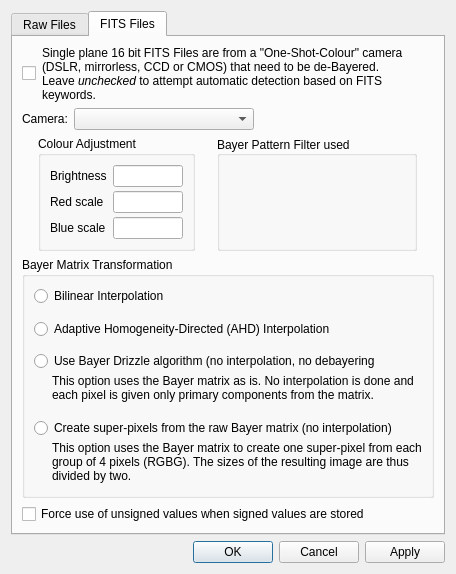
Above: DeepSkyStacker/ui/RawDDPSettings.ui from deepskystacker/DSS before the change. Below: the same form after it.
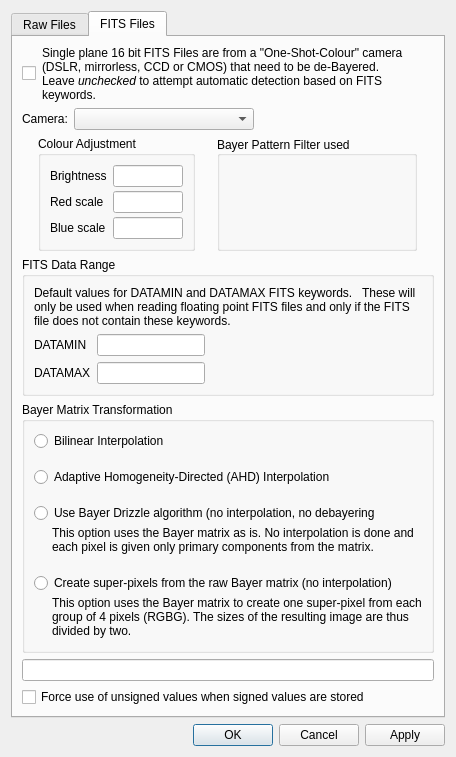
That is the form after the change.

Commit message:
Implement default values of DATAMIN and DATAMAX,
Used when reading floating-point FITS files that don't contain those keywords.

```diff
--- a/DeepSkyStacker/ui/RawDDPSettings.ui
+++ b/DeepSkyStacker/ui/RawDDPSettings.ui
@@ -7,7 +7,7 @@
     <x>0</x>
     <y>0</y>
     <width>456</width>
-    <height>574</height>
+    <height>757</height>
    </rect>
   </property>
   <property name="windowTitle">
@@ -521,6 +521,94 @@
          </item>
         </layout>
        </item>
+       <item>
+        <widget class="QGroupBox" name="dataRange">
+         <property name="minimumSize">
+          <size>
+           <width>0</width>
+           <height>130</height>
+          </size>
+         </property>
+         <property name="title">
+          <string>FITS Data Range</string>
+         </property>
+         <layout class="QGridLayout" name="gridLayout_2">
+          <item row="0" column="0" colspan="3">
+           <widget class="QLabel" name="label">
+            <property name="text">
+             <string>Default values for DATAMIN and DATAMAX FITS keywords.   These will only be used when reading floating point FITS files and only if the FITS file does not contain these keywords.</string>
+            </property>
+            <property name="textFormat">
+             <enum>Qt::TextFormat::PlainText</enum>
+            </property>
+            <property name="wordWrap">
+             <bool>true</bool>
+            </property>
+           </widget>
+          </item>
+          <item row="1" column="0">
+           <widget class="QLabel" name="label_2">
+            <property name="text">
+             <string>DATAMIN</string>
+            </property>
+           </widget>
+          </item>
+          <item row="1" column="1">
+           <widget class="QLineEdit" name="dataMin">
+            <property name="sizePolicy">
+             <sizepolicy hsizetype="Preferred" vsizetype="Fixed">
+              <horstretch>0</horstretch>
+              <verstretch>0</verstretch>
+             </sizepolicy>
+            </property>
+           </widget>
+          </item>
+          <item row="1" column="2">
+           <spacer name="horizontalSpacer_3">
+            <property name="orientation">
+             <enum>Qt::Orientation::Horizontal</enum>
+            </property>
+            <property name="sizeHint" stdset="0">
+             <size>
+              <width>193</width>
+              <height>20</height>
+             </size>
+            </property>
+           </spacer>
+          </item>
+          <item row="2" column="0">
+           <widget class="QLabel" name="label_3">
+            <property name="text">
+             <string>DATAMAX</string>
+            </property>
+           </widget>
+          </item>
+          <item row="2" column="1">
+           <widget class="QLineEdit" name="dataMax">
+            <property name="sizePolicy">
+             <sizepolicy hsizetype="Preferred" vsizetype="Fixed">
+              <horstretch>0</horstretch>
+              <verstretch>0</verstretch>
+             </sizepolicy>
+            </property>
+           </widget>
+          </item>
+          <item row="2" column="2">
+           <spacer name="horizontalSpacer_4">
+            <property name="orientation">
+             <enum>Qt::Orientation::Horizontal</enum>
+            </property>
+            <property name="sizeHint" stdset="0">
+             <size>
+              <width>193</width>
+              <height>20</height>
+             </size>
+            </property>
+           </spacer>
+          </item>
+         </layout>
+        </widget>
+       </item>
        <item>
         <widget class="QGroupBox" name="groupBox_20">
          <property name="title">
@@ -644,6 +732,9 @@
          </layout>
         </widget>
        </item>
+       <item>
+        <widget class="QLineEdit" name="lineEdit_2"/>
+       </item>
        <item>
         <widget class="QCheckBox" name="forceUnsigned">
          <property name="text">
```
Left out of the diff: 49 changed lines with no effect on the pictures. The commit also changes 18 other files.
